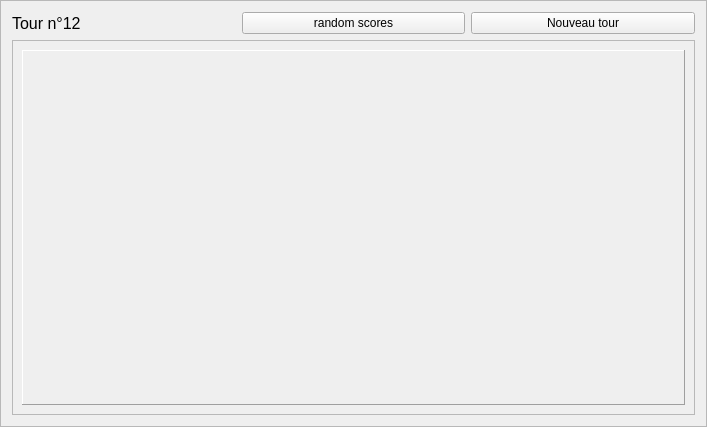
Qt form mainwindow/btmQRoundWidget.ui (dsarrut/btm) before a commit.
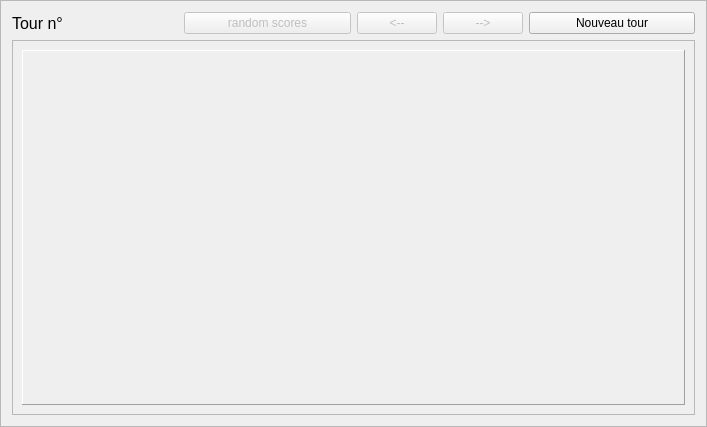
The same form after that commit.

Commit message: add back/forward round

Diff of the .ui file:
```diff
--- a/mainwindow/btmQRoundWidget.ui
+++ b/mainwindow/btmQRoundWidget.ui
@@ -30,17 +30,52 @@
         </font>
        </property>
        <property name="text">
-        <string>Tour n°12</string>
+        <string>Tour n°</string>
        </property>
       </widget>
      </item>
      <item>
       <widget class="QPushButton" name="buttonRandomScores">
+       <property name="enabled">
+        <bool>false</bool>
+       </property>
        <property name="text">
         <string>random scores</string>
        </property>
       </widget>
      </item>
+     <item>
+      <widget class="QPushButton" name="buttonBack">
+       <property name="enabled">
+        <bool>false</bool>
+       </property>
+       <property name="sizePolicy">
+        <sizepolicy hsizetype="Maximum" vsizetype="Fixed">
+         <horstretch>0</horstretch>
+         <verstretch>0</verstretch>
+        </sizepolicy>
+       </property>
+       <property name="text">
+        <string>&lt;--</string>
+       </property>
+      </widget>
+     </item>
+     <item>
+      <widget class="QPushButton" name="buttonForward">
+       <property name="enabled">
+        <bool>false</bool>
+       </property>
+       <property name="sizePolicy">
+        <sizepolicy hsizetype="Maximum" vsizetype="Fixed">
+         <horstretch>0</horstretch>
+         <verstretch>0</verstretch>
+        </sizepolicy>
+       </property>
+       <property name="text">
+        <string>--&gt;</string>
+       </property>
+      </widget>
+     </item>
      <item>
       <widget class="QPushButton" name="buttonNewRound">
        <property name="text">
```
Left out of the diff: 2 changed lines with no effect on the pictures. The commit also changes 9 other files.
